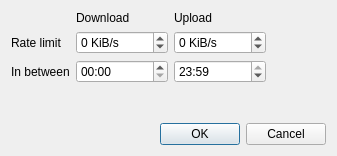
The window that src/gui/timerangedialog.ui (qbittorrent/qBittorrent) describes before a commit, drawn with Qt 5.
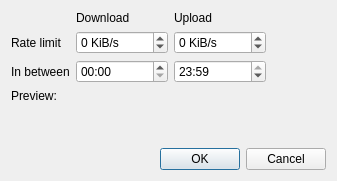
The same window after the commit.

Commit message: Add preview of time ranges to TimeRangeDialog

```diff
--- a/src/gui/timerangedialog.ui
+++ b/src/gui/timerangedialog.ui
@@ -7,7 +7,7 @@
     <x>0</x>
     <y>0</y>
     <width>337</width>
-    <height>156</height>
+    <height>181</height>
    </rect>
   </property>
   <property name="windowTitle">
@@ -17,21 +17,21 @@
    <item>
     <layout class="QGridLayout" name="gridLayout">
      <item row="1" column="1">
-      <widget class="QLabel" name="label3">
+      <widget class="QLabel" name="label1">
        <property name="text">
         <string>Download</string>
        </property>
       </widget>
      </item>
      <item row="1" column="2">
-      <widget class="QLabel" name="label4">
+      <widget class="QLabel" name="label2">
        <property name="text">
         <string>Upload</string>
        </property>
       </widget>
      </item>
      <item row="2" column="0">
-      <widget class="QLabel" name="label1">
+      <widget class="QLabel" name="label3">
        <property name="text">
         <string>Rate limit</string>
        </property>
@@ -70,7 +70,7 @@
       </widget>
      </item>
      <item row="3" column="0">
-      <widget class="QLabel" name="label2">
+      <widget class="QLabel" name="label4">
        <property name="text">
         <string>In between</string>
        </property>
@@ -117,6 +117,19 @@
        </property>
       </spacer>
      </item>
+     <item row="4" column="0">
+      <widget class="QLabel" name="label5">
+       <property name="text">
+        <string>Preview: </string>
+       </property>
+      </widget>
+     </item>
+     <item row="4" column="1">
+      <widget class="QLabel" name="labelTimeFrom"/>
+     </item>
+     <item row="4" column="2">
+      <widget class="QLabel" name="labelTimeTo"/>
+     </item>
     </layout>
    </item>
    <item>
```
The commit also changes 3 other files.
